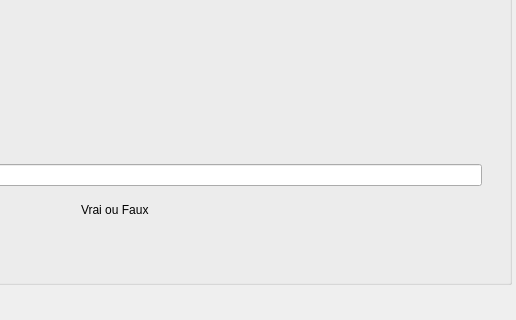
popomomlolo/PopSauce, file PopSauce_Client/widgetpopsauceclient.ui: the form before one commit; both pictures show x 529 to 1045 and y 336 to 656 of the 1045 by 656 pixel window.
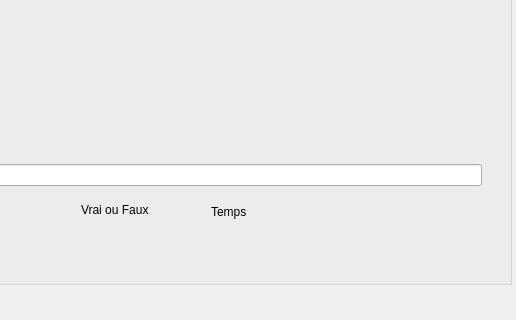
The form after the commit.

```diff
--- a/PopSauce_Client/widgetpopsauceclient.ui
+++ b/PopSauce_Client/widgetpopsauceclient.ui
@@ -180,6 +180,19 @@
      <string>Vrai ou Faux</string>
     </property>
    </widget>
+   <widget class="QLabel" name="labelTemps">
+    <property name="geometry">
+     <rect>
+      <x>740</x>
+      <y>420</y>
+      <width>58</width>
+      <height>15</height>
+     </rect>
+    </property>
+    <property name="text">
+     <string>Temps</string>
+    </property>
+   </widget>
   </widget>
   <widget class="QGroupBox" name="groupBox">
    <property name="geometry">
```
